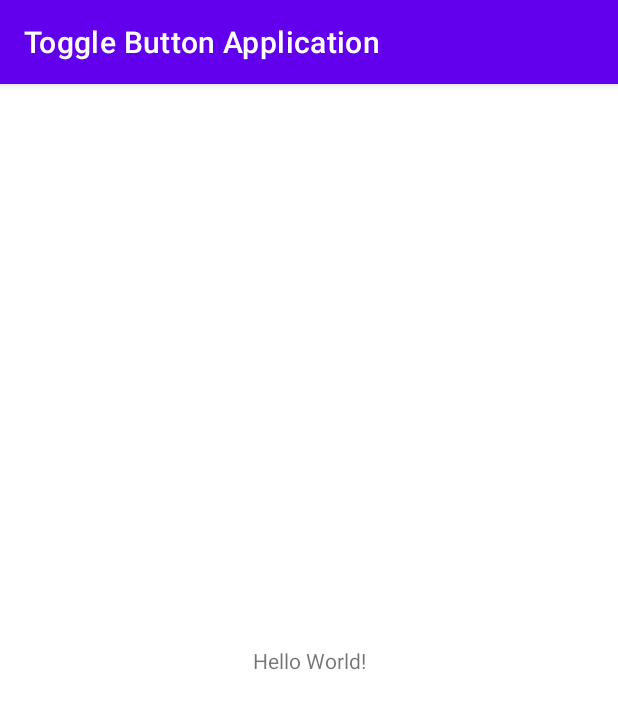
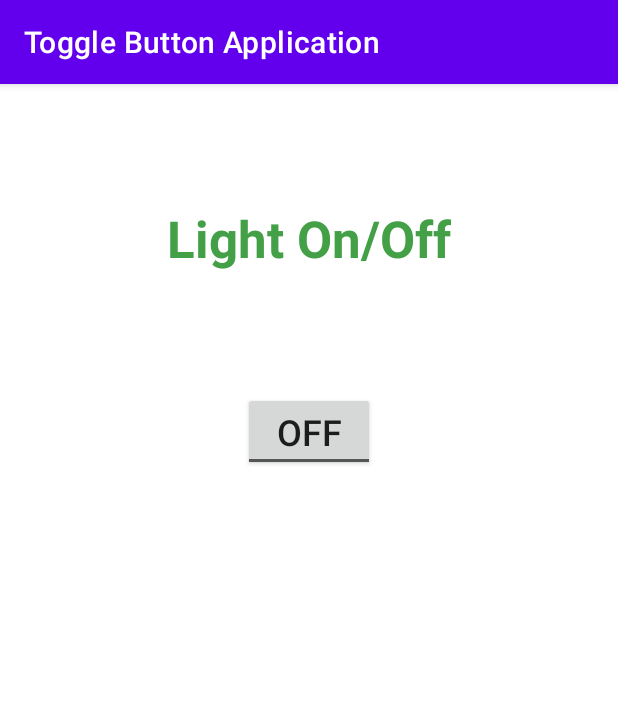
Before and after one commit to 032AbhishekChoksi/Toggle-Button-Application, an Android app: the screen it shows after launch (MainActivity), on a phone screen of 412 x 824 dp. Shown: the top 709 px of the screen. Run offline under Robolectric (Android 15) with nearby library versions, the phone set to English and light mode, and no system bars.

Commit message:
Toggle Button Application @ 2022 #032AbhishekChoksi. All rights reserved.

```diff
--- a/app/src/main/java/com/abhishekchoksi/togglebuttonapplication/MainActivity.java
+++ b/app/src/main/java/com/abhishekchoksi/togglebuttonapplication/MainActivity.java
@@ -3,6 +3,9 @@ package com.abhishekchoksi.togglebuttonapplication;
 import androidx.appcompat.app.AppCompatActivity;
 
 import android.os.Bundle;
+import android.view.View;
+import android.widget.Toast;
+import android.widget.ToggleButton;
 
 public class MainActivity extends AppCompatActivity {
 
@@ -11,4 +14,15 @@ public class MainActivity extends AppCompatActivity {
         super.onCreate(savedInstanceState);
         setContentView(R.layout.activity_main);
     }
+    public void toggleButtonClickEvent(View view){
+        boolean isEnable = ((ToggleButton) view).isChecked();
+        switch (view.getId()){
+            case R.id.toggleButton:
+                if(isEnable){
+                    Toast.makeText(this, "Light On", Toast.LENGTH_SHORT).show();
+                } else{
+                    Toast.makeText(this, "Light Off", Toast.LENGTH_SHORT).show();
+                }
+        }
+    }
 }
--- a/app/src/main/res/layout/activity_main.xml
+++ b/app/src/main/res/layout/activity_main.xml
@@ -7,12 +7,29 @@
     tools:context=".MainActivity">
 
     <TextView
+        android:id="@+id/textLight"
         android:layout_width="wrap_content"
         android:layout_height="wrap_content"
-        android:text="Hello World!"
-        app:layout_constraintBottom_toBottomOf="parent"
-        app:layout_constraintLeft_toLeftOf="parent"
-        app:layout_constraintRight_toRightOf="parent"
+        android:layout_marginTop="80dp"
+        android:text="@string/light_on_off"
+        android:textColor="#43A047"
+        android:textSize="34sp"
+        android:textStyle="bold"
+        app:layout_constraintEnd_toEndOf="parent"
+        app:layout_constraintHorizontal_bias="0.5"
+        app:layout_constraintStart_toStartOf="parent"
         app:layout_constraintTop_toTopOf="parent" />
 
+    <ToggleButton
+        android:id="@+id/toggleButton"
+        android:layout_width="wrap_content"
+        android:layout_height="wrap_content"
+        android:layout_marginTop="80dp"
+        android:onClick="toggleButtonClickEvent"
+        android:text="@string/togglebutton"
+        android:textSize="24sp"
+        app:layout_constraintEnd_toEndOf="parent"
+        app:layout_constraintHorizontal_bias="0.5"
+        app:layout_constraintStart_toStartOf="parent"
+        app:layout_constraintTop_toBottomOf="@+id/textLight" />
 </androidx.constraintlayout.widget.ConstraintLayout>
--- a/app/src/main/res/values/strings.xml
+++ b/app/src/main/res/values/strings.xml
@@ -1,3 +1,5 @@
 <resources>
     <string name="app_name">Toggle Button Application</string>
+    <string name="light_on_off">Light On/Off</string>
+    <string name="togglebutton">ToggleButton</string>
 </resources>
```
